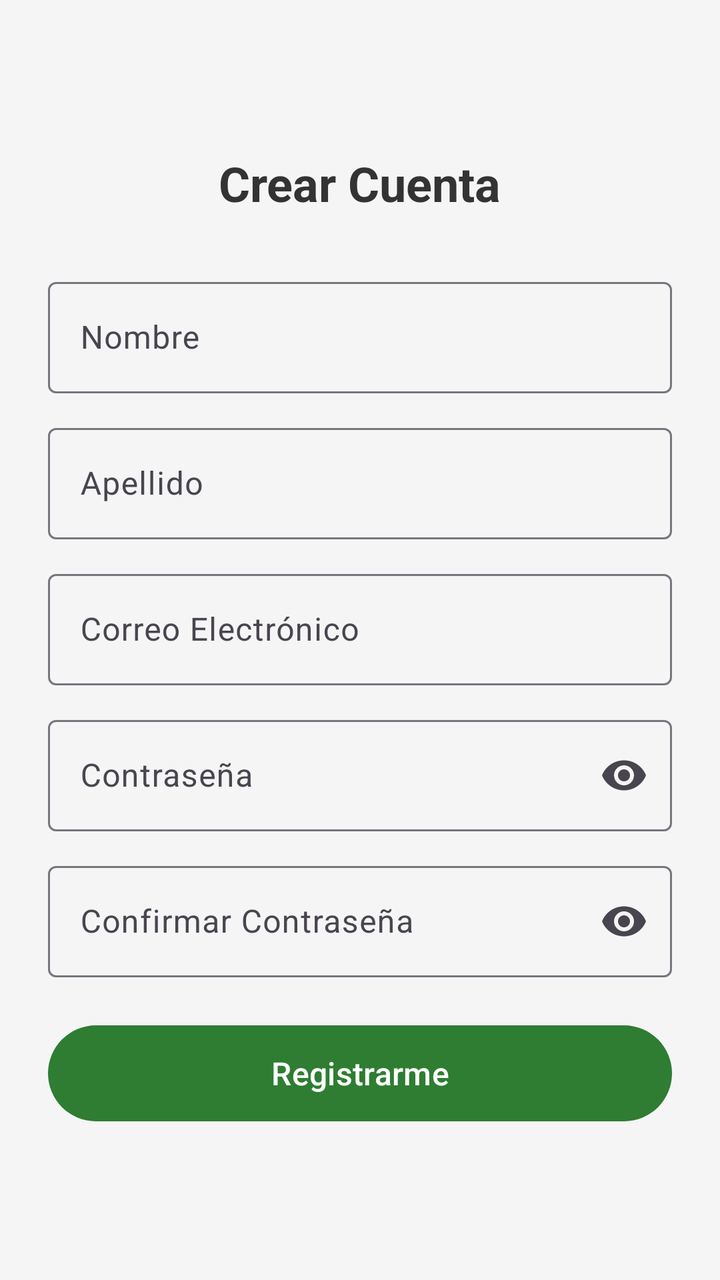
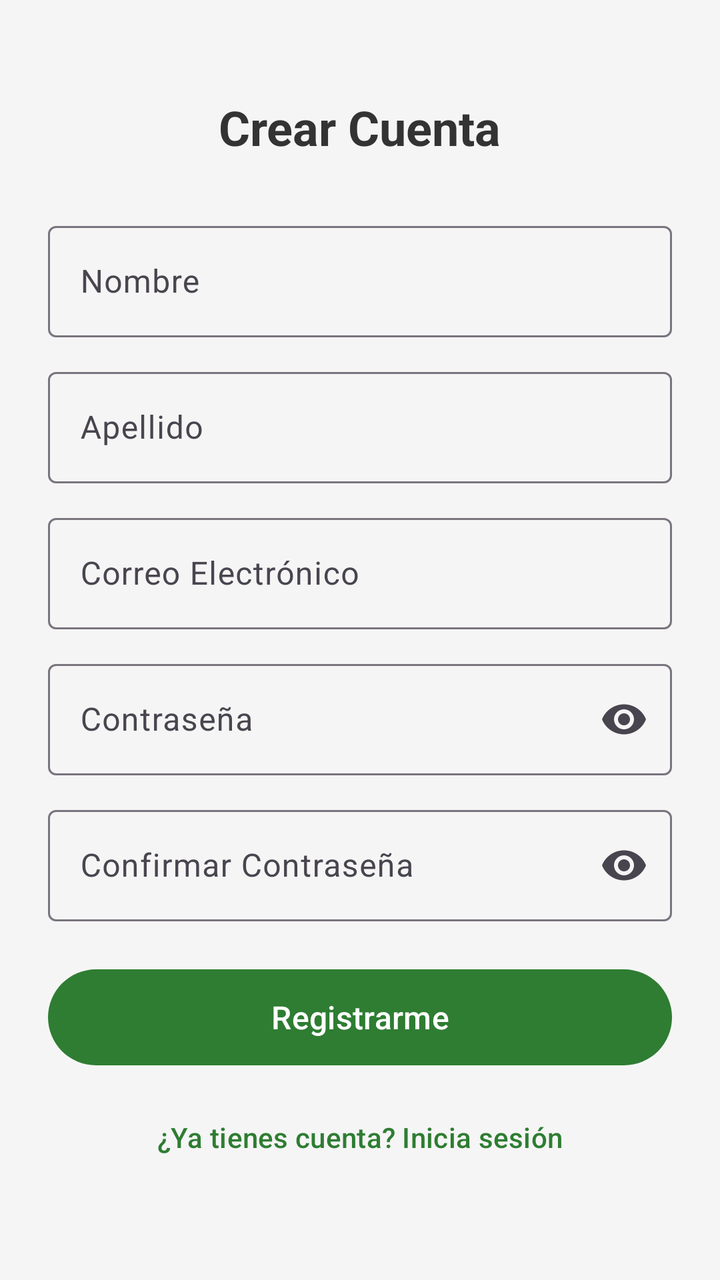

Before-and-after screenshots of an Android layout around one commit, followed by the original layout XML and the change that was made.
<!-- AndroidManifest.xml: application theme Theme.ControlDeGastos -->
<!-- res/layout/activity_register.xml -->
<?xml version="1.0" encoding="utf-8"?>
<ScrollView xmlns:android="http://schemas.android.com/apk/res/android"
    xmlns:app="http://schemas.android.com/apk/res-auto"
    xmlns:tools="http://schemas.android.com/tools"
    android:layout_width="match_parent"
    android:layout_height="match_parent"
    android:fillViewport="true">

    <LinearLayout
        android:layout_width="match_parent"
        android:layout_height="wrap_content"
        android:gravity="center"
        android:orientation="vertical"
        android:padding="24dp">

        <TextView
            android:layout_width="wrap_content"
            android:layout_height="wrap_content"
            android:layout_marginBottom="28dp"
            android:text="@string/crear_cuenta_titulo"
            android:textColor="@color/texto_principal"
            android:textSize="24sp"
            android:textStyle="bold" />

        <com.google.android.material.textfield.TextInputLayout
            android:id="@+id/tilNombre"
            style="@style/Widget.Material3.TextInputLayout.OutlinedBox"
            android:layout_width="match_parent"
            android:layout_height="wrap_content"
            android:layout_marginBottom="12dp"
            android:hint="@string/nombre">

            <com.google.android.material.textfield.TextInputEditText
                android:id="@+id/etNombre"
                android:layout_width="match_parent"
                android:layout_height="wrap_content"
                android:autofillHints="personGivenName"
                android:inputType="textPersonName"
                android:maxLines="1" />
        </com.google.android.material.textfield.TextInputLayout>

        <com.google.android.material.textfield.TextInputLayout
            android:id="@+id/tilApellido"
            style="@style/Widget.Material3.TextInputLayout.OutlinedBox"
            android:layout_width="match_parent"
            android:layout_height="wrap_content"
            android:layout_marginBottom="12dp"
            android:hint="@string/apellido">

            <com.google.android.material.textfield.TextInputEditText
                android:id="@+id/etApellido"
                android:layout_width="match_parent"
                android:layout_height="wrap_content"
                android:autofillHints="personFamilyName"
                android:inputType="textPersonName"
                android:maxLines="1" />
        </com.google.android.material.textfield.TextInputLayout>

        <com.google.android.material.textfield.TextInputLayout
            android:id="@+id/tilEmail"
            style="@style/Widget.Material3.TextInputLayout.OutlinedBox"
            android:layout_width="match_parent"
            android:layout_height="wrap_content"
            android:layout_marginBottom="12dp"
            android:hint="@string/correo_electronico">

            <com.google.android.material.textfield.TextInputEditText
                android:id="@+id/etEmail"
                android:layout_width="match_parent"
                android:layout_height="wrap_content"
                android:autofillHints="emailAddress"
                android:inputType="textEmailAddress"
                android:maxLines="1" />
        </com.google.android.material.textfield.TextInputLayout>

        <com.google.android.material.textfield.TextInputLayout
            android:id="@+id/tilContrasena"
            style="@style/Widget.Material3.TextInputLayout.OutlinedBox"
            android:layout_width="match_parent"
            android:layout_height="wrap_content"
            android:layout_marginBottom="12dp"
            android:hint="@string/contrasena"
            app:endIconMode="password_toggle">

            <com.google.android.material.textfield.TextInputEditText
                android:id="@+id/etContrasena"
                android:layout_width="match_parent"
                android:layout_height="wrap_content"
                android:autofillHints="newPassword"
                android:inputType="textPassword"
                android:maxLines="1" />
        </com.google.android.material.textfield.TextInputLayout>

        <com.google.android.material.textfield.TextInputLayout
            android:id="@+id/tilConfirmarContrasena"
            style="@style/Widget.Material3.TextInputLayout.OutlinedBox"
            android:layout_width="match_parent"
            android:layout_height="wrap_content"
            android:layout_marginBottom="20dp"
            android:hint="@string/confirmar_contrasena"
            app:endIconMode="password_toggle">

            <com.google.android.material.textfield.TextInputEditText
                android:id="@+id/etConfirmarContrasena"
                android:layout_width="match_parent"
                android:layout_height="wrap_content"
                android:autofillHints="newPassword"
                android:inputType="textPassword"
                android:maxLines="1" />
        </com.google.android.material.textfield.TextInputLayout>

        <Button
            android:id="@+id/btnRegistrar"
            android:layout_width="match_parent"
            android:layout_height="56dp"
            android:text="@string/registrar_usuario"
            android:textSize="16sp"
            app:backgroundTint="@color/verde_primario" />

        <com.google.android.material.progressindicator.CircularProgressIndicator
            android:id="@+id/progressRegistro"
            android:layout_width="wrap_content"
            android:layout_height="wrap_content"
            android:layout_marginTop="12dp"
            android:indeterminate="true"
            android:visibility="gone"
            app:indicatorColor="@color/verde_primario"
            tools:visibility="visible" />

    </LinearLayout>
</ScrollView>
<!-- resources referenced by this layout -->
<resources>
  <color name="texto_principal">#333333</color>
  <color name="verde_primario">#2E7D32</color>
  <string name="apellido">Apellido</string>
  <string name="confirmar_contrasena">Confirmar Contraseña</string>
  <string name="contrasena">Contraseña</string>
  <string name="correo_electronico">Correo Electrónico</string>
  <string name="crear_cuenta_titulo">Crear Cuenta</string>
  <string name="nombre">Nombre</string>
  <string name="registrar_usuario">Registrarme</string>
  <style name="Theme.ControlDeGastos" parent="Base.Theme.ControlDeGastos" />
  <style name="Base.Theme.ControlDeGastos" parent="Theme.Material3.Light.NoActionBar">
          <item name="colorPrimary">@color/verde_primario</item>
          <item name="colorOnPrimary">@color/white</item>
          <item name="colorSecondary">@color/verde_oscuro</item>
          <item name="android:statusBarColor">@color/verde_oscuro</item>
          <item name="android:windowBackground">@color/fondo</item>
      </style>
  <color name="white">#FFFFFFFF</color>
  <color name="verde_oscuro">#1B5E20</color>
  <color name="fondo">#F5F5F5</color>
</resources>

<!-- the commit's change to res/layout/activity_register.xml (unified diff, before → after) -->
@@ -127,5 +127,14 @@
             app:indicatorColor="@color/verde_primario"
             tools:visibility="visible" />
 
+        <Button
+            android:id="@+id/btnVolverLogin"
+            style="@style/Widget.Material3.Button.TextButton"
+            android:layout_width="match_parent"
+            android:layout_height="wrap_content"
+            android:layout_marginTop="8dp"
+            android:text="@string/volver_al_login"
+            android:textColor="@color/verde_primario" />
+
     </LinearLayout>
 </ScrollView>
<!-- resource entries referenced after the edit -->
@@ -9,6 +9,7 @@
   <string name="crear_cuenta_titulo">Crear Cuenta</string>
   <string name="nombre">Nombre</string>
   <string name="registrar_usuario">Registrarme</string>
+  <string name="volver_al_login">¿Ya tienes cuenta? Inicia sesión</string>
   <style name="Theme.ControlDeGastos" parent="Base.Theme.ControlDeGastos" />
   <style name="Base.Theme.ControlDeGastos" parent="Theme.Material3.Light.NoActionBar">
           <item name="colorPrimary">@color/verde_primario</item>
